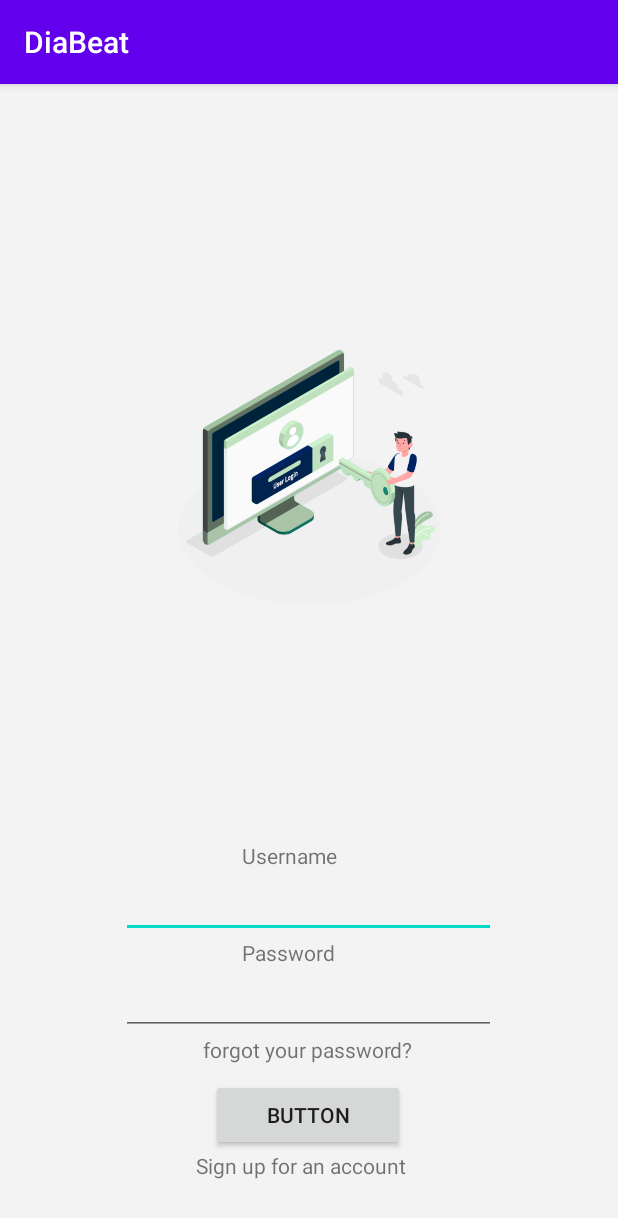
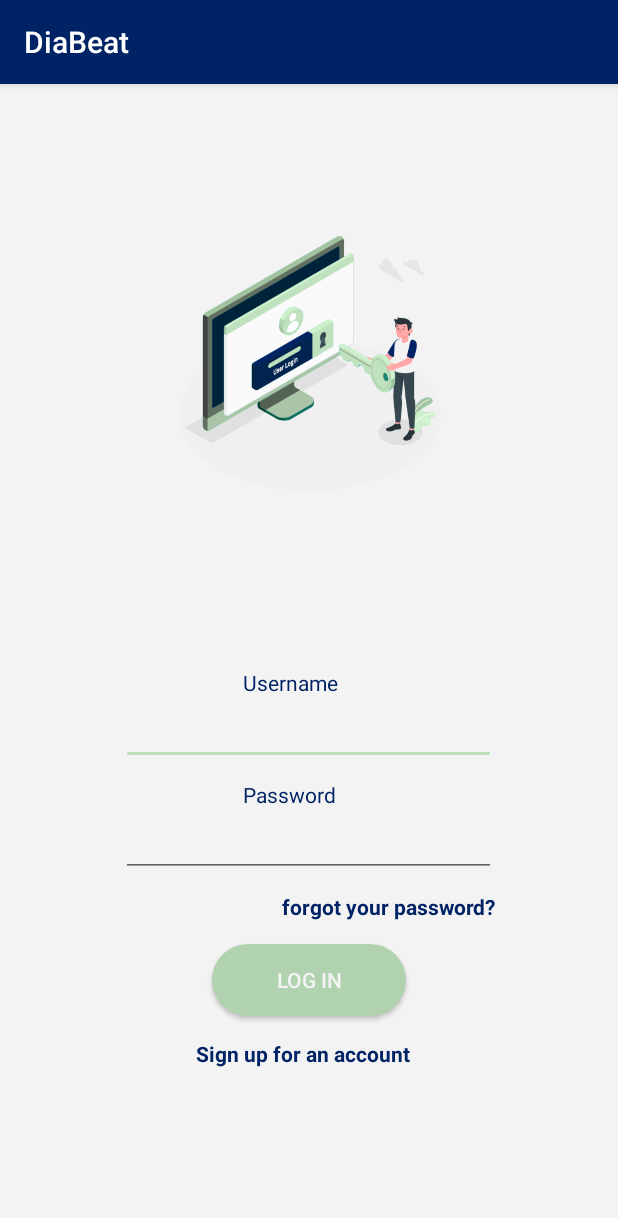
Before and after one commit to ouma-h/Diabeat, an Android app: the screen it shows after launch (MainActivity), on a phone screen of 412 x 824 dp. Shown: the top 1218 px of the screen. Run offline under Robolectric (Android 15) with nearby library versions, the phone set to English and light mode, and no system bars.

Commit message:
fixing palette in colors.xml / creating a drawable for rounded buttons

```diff
--- a/app/src/main/AndroidManifest.xml
+++ b/app/src/main/AndroidManifest.xml
@@ -15,7 +15,5 @@ package="com.example.diabeat">
             <category android:name="android.intent.category.LAUNCHER" />
         </intent-filter>
     </activity>
-    <!--<activity android:name=".onBoarding">
-    </activity>-->
 </application>
 </manifest>
--- /dev/null
+++ b/app/src/main/res/drawable/round_button.xml
@@ -0,0 +1,10 @@
+<?xml version="1.0" encoding="utf-8"?>
+<shape xmlns:android="http://schemas.android.com/apk/res/android"
+    android:shape="rectangle">
+    <solid android:color="@color/ButtonColor"/>
+    <corners
+        android:bottomRightRadius="24dp"
+        android:bottomLeftRadius="24dp"
+        android:topLeftRadius="24dp"
+        android:topRightRadius="24dp"/>
+</shape>
--- a/app/src/main/res/layout/activity_main.xml
+++ b/app/src/main/res/layout/activity_main.xml
@@ -10,7 +10,6 @@
     <androidx.constraintlayout.widget.ConstraintLayout
         android:layout_width="match_parent"
         android:layout_height="match_parent"
-        android:layout_centerInParent="true"
         android:background="@color/backgroundColor"
         tools:context=".MainActivity">
 
@@ -18,33 +17,25 @@
             android:id="@+id/imageView4"
             android:layout_width="175dp"
             android:layout_height="182dp"
-            android:layout_marginTop="88dp"
-            android:layout_marginBottom="25dp"
             app:layout_constraintBottom_toTopOf="@+id/linearLayout"
             app:layout_constraintEnd_toEndOf="parent"
             app:layout_constraintStart_toStartOf="parent"
             app:layout_constraintTop_toTopOf="parent"
-            app:layout_constraintVertical_bias="0.483"
+            app:layout_constraintVertical_bias="0.0"
             app:srcCompat="@drawable/login" />
 
         <LinearLayout
             android:id="@+id/linearLayout"
-            android:layout_width="match_parent"
+            android:layout_width="0dp"
             android:layout_height="300dp"
 
             android:gravity="center"
             android:orientation="vertical"
-            android:weightSum="3"
             app:layout_constraintBottom_toBottomOf="parent"
             app:layout_constraintEnd_toEndOf="parent"
-            app:layout_constraintHorizontal_bias="0.0"
-            app:layout_constraintStart_toStartOf="parent">
-
-            <LinearLayout
-                android:layout_width="278dp"
-                android:layout_height="0dp"
-                android:layout_weight="3"
-                android:gravity="center"
+            app:layout_constraintHorizontal_bias="1.0"
+            app:layout_constraintStart_toStartOf="parent"
+            app:layout_constraintTop_toBottomOf="@+id/imageView4">
             android:orientation="vertical">
 
 
@@ -52,7 +43,11 @@
                 android:id="@+id/textView6"
                 android:layout_width="88dp"
                 android:layout_height="wrap_content"
-                    android:text="Username" />
+                android:isScrollContainer="false"
+                android:keepScreenOn="false"
+                android:soundEffectsEnabled="false"
+                android:text="Username"
+                android:textColor="@color/colorPrimary"/>
 
             <EditText
                 android:id="@+id/editText5"
@@ -65,7 +60,9 @@
                 android:id="@+id/textView8"
                 android:layout_width="88dp"
                 android:layout_height="wrap_content"
-                    android:text="Password" />
+                android:layout_marginTop="10dp"
+                android:text="Password"
+                android:textColor="@color/colorPrimary"/>
 
             <EditText
                 android:id="@+id/editText6"
@@ -78,22 +75,32 @@
                 android:id="@+id/textView9"
                 android:layout_width="wrap_content"
                 android:layout_height="wrap_content"
-                    android:text="forgot your password?" />
+                android:layout_marginLeft="53dp"
+                android:layout_marginTop="10dp"
+                android:text="forgot your password?"
+                android:textColor="@color/colorPrimary"
+                android:textStyle="bold"/>
 
             <Button
-                    android:id="@+id/button3"
+                android:id="@+id/login_button"
                 android:layout_width="129dp"
                 android:layout_height="wrap_content"
-                    android:layout_marginTop="10dp"
-                    android:text="Button" />
+                android:layout_marginTop="15dp"
+                android:text="Log in"
+                android:textStyle="normal"
+                android:textColor="@color/textButtonColor"
+                android:background="@drawable/round_button"
+                />
 
             <TextView
                 android:id="@+id/textView10"
                 android:layout_width="150dp"
                 android:layout_height="wrap_content"
-                    android:text="Sign up for an account" />
-            </LinearLayout>
-
+                android:layout_marginTop="15dp"
+                android:freezesText="false"
+                android:text="Sign up for an account"
+                android:textColor="@color/colorPrimary"
+                android:textStyle="bold"/>
         </LinearLayout>
 
 
--- a/app/src/main/res/values/colors.xml
+++ b/app/src/main/res/values/colors.xml
@@ -1,7 +1,9 @@
 <?xml version="1.0" encoding="utf-8"?>
 <resources>
-    <color name="colorPrimary">#6200EE</color>
-    <color name="colorPrimaryDark">#3700B3</color>
-    <color name="colorAccent">#03DAC5</color>
+    <color name="colorPrimary">#002366</color>
+    <color name="colorPrimaryDark">#001d5f</color>
+    <color name="colorAccent">#C0E1BD</color>
     <color name="backgroundColor">#F3F3F3</color>
+    <color name="textButtonColor">#F3F3F3</color>
+    <color name="ButtonColor">#b1d2af</color>
 </resources>
```
Also changed, not shown: 2 other files. Lines whose indentation alone changed are shown as unchanged.
